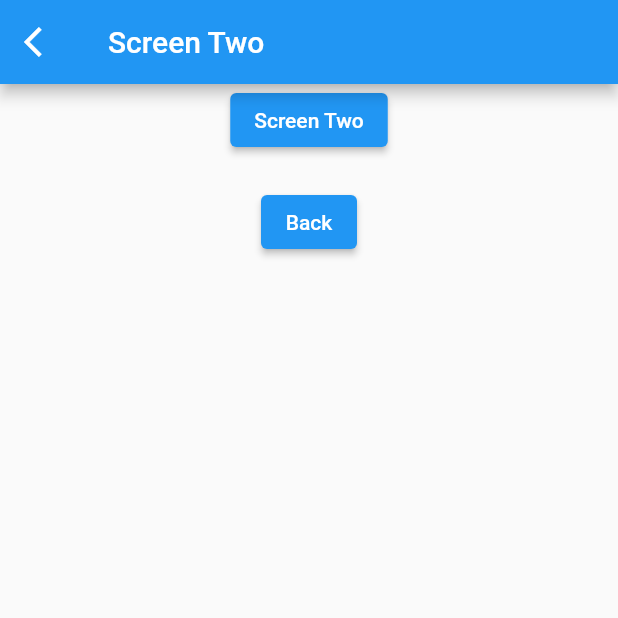
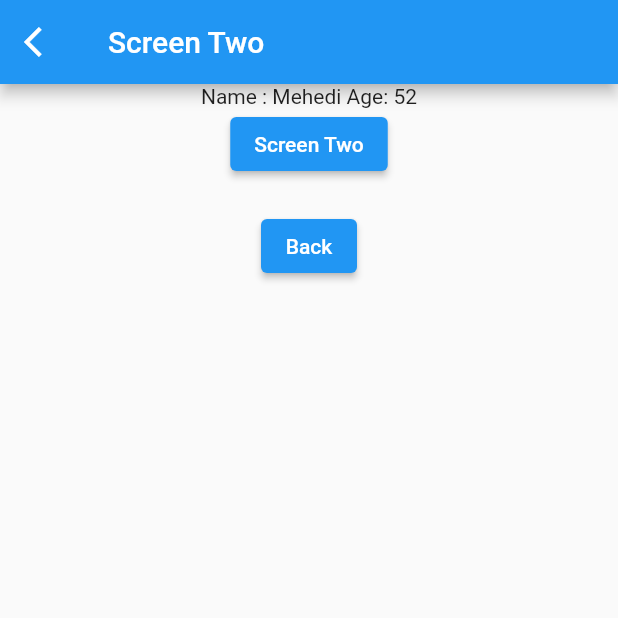
Before and after one commit to jpmehedi/ict-flutter-batch-8, a Flutter app: the screen it shows after launch, after a tap on "Screen One", on a phone screen of 412 x 824 dp, the top half of it. Run offline on Flutter 3.47's test engine with Material 2 defaults, Android fonts, the phone set to English and light mode, and no system bars.

Commit message:
Pass data using name route

```diff
--- a/lib/screen_one.dart
+++ b/lib/screen_one.dart
@@ -2,9 +2,10 @@ import 'package:demo_project/screen_two.dart';
 import 'package:flutter/material.dart';
 
 class ScreenOne extends StatelessWidget {
-   static final String path = "ScreenOne";
+  static final String path = "ScreenOne";
   const ScreenOne({ Key? key }) : super(key: key);
-
+  final String name = "Mehedi";
+  final int age = 52;
   @override
   Widget build(BuildContext context) {
     return Scaffold(
@@ -14,7 +15,8 @@ class ScreenOne extends StatelessWidget {
       body: Center(
         child: ElevatedButton(
           onPressed: (){
-            Navigator.pushNamed(context, ScreenTwo.path);
+            // Navigator.pushNamed(context, ScreenTwo.path, arguments: [name, age]);
+          Navigator.pushNamed(context, ScreenTwo.path, arguments: {"name": name, "age": age});
 
           },
           child: Text("Screen One")
--- a/lib/screen_two.dart
+++ b/lib/screen_two.dart
@@ -7,6 +7,8 @@ class ScreenTwo extends StatelessWidget {
 
   @override
   Widget build(BuildContext context) {
+    // final data = ModalRoute.of(context)!.settings.arguments as List;
+    final Map data = ModalRoute.of(context)!.settings.arguments as Map;
     return Scaffold(
       appBar: AppBar(
         leading: IconButton(
@@ -21,6 +23,8 @@ class ScreenTwo extends StatelessWidget {
       body: Center(
         child: Column(
           children: [
+            // Text("Name : ${data[0]} Age: ${data[1]}"),
+            Text("Name : ${data["name"]} Age: ${data["age"]}"),
             ElevatedButton(
               onPressed: (){
                 Navigator.pushNamed(context, ScreenThree.path);
```
